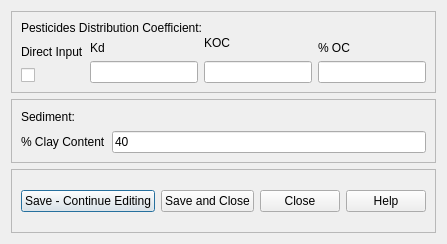
Old version of the form ui/water_quality.ui in the repository Inigobarbe/VFSMOD-GUI.
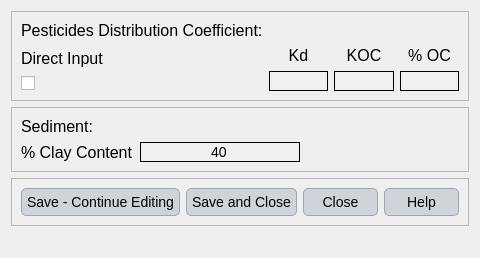
New version of the form.

What changed in the file:
```diff
--- a/ui/water_quality.ui
+++ b/ui/water_quality.ui
@@ -6,15 +6,118 @@
    <rect>
     <x>0</x>
     <y>0</y>
-    <width>434</width>
-    <height>244</height>
+    <width>480</width>
+    <height>258</height>
    </rect>
   </property>
   <property name="windowTitle">
    <string>Dialog</string>
   </property>
+  <property name="styleSheet">
+   <string notr="true">QLabel {
+    font-family: 'Georgia'; /* Cambiar la fuente a Georgia */
+    font-size: 16px; /* Cambiar el tamaño de la fuente */
+    color: #000000; /* Color del texto (blanco) */
+}
+
+QLineEdit {
+    font-family: 'Georgia'; /* Cambiar la fuente a Georgia */
+    font-size: 14px; /* Cambiar el tamaño de la fuente */
+    color: #000000; /* Color del texto (blanco) */
+    background-color: #f0f0f0; /* Color de fondo del QLineEdit */
+    border: 1px solid #000000; /* Borde blanco */
+}
+
+QComboBox {
+    font-family: 'Georgia'; /* Cambiar la fuente a Georgia */
+    font-size: 14px; /* Cambiar el tamaño de la fuente */
+    color: #000000; /* Color del texto (blanco) */
+    background-color: #cfd4da; /* Fondo oscuro del ComboBox */
+}
+
+QRadioButton {
+    font-family: 'Georgia'; /* Cambiar la fuente a Georgia */
+    font-size: 14px; /* Cambiar el tamaño de la fuente */
+    color: #000000; /* Color del texto (blanco) */
+}
+
+QCheckBox {
+    font-family: 'Georgia'; /* Cambiar la fuente a Georgia */
+    font-size: 14px; /* Cambiar el tamaño de la fuente */
+    color: #000000; /* Color del texto (blanco) */
+}
+
+/* Cambiar la fuente y estilo de los QPushButton */
+QPushButton {
+    font-family: 'Georgia'; /* Cambiar la fuente */
+    font-size: 14px; /* Cambiar el tamaño de la fuente */
+    color: #000000; /* Color del texto negro */
+    background-color: #cfd4da; /* Fondo gris claro */
+    border: 1px solid #a1a6ad; /* Borde gris medio */
+    border-radius: 5px; /* Bordes redondeados */
+    padding: 5px; /* Espaciado interno */
+}
+
+/* Estilo cuando el ratón pasa sobre el botón */
+QPushButton:hover {
+    color: #000000; /* Mantener el texto negro */
+    background-color: #b7bcc3; /* Fondo gris un poco más oscuro al pasar el mouse */
+}
+
+/* Estilo cuando el botón está presionado */
+QPushButton:pressed {
+    background-color: #a6acb3; /* Fondo ligeramente más oscuro al presionar */
+    color: #000000; /* Mantener el texto negro cuando se presiona */
+}
+
+
+
+/* Estilo general para QTableWidget y QTableView */
+QTableWidget, QTableView {
+    font-family: 'Georgia'; /* Cambiar la fuente a Georgia */
+    font-size: 14px; /* Tamaño de la fuente */
+    color: #000000; /* Color del texto negro */
+    background-color: #e6e9ed; /* Fondo gris claro para la tabla */
+    gridline-color: #a1a6ad; /* Color de las líneas de la tabla (gris medio) */
+    selection-background-color: #b7bcc3; /* Color de fondo cuando se selecciona una celda (gris suave) */
+    selection-color: #000000; /* Color del texto cuando la celda está seleccionada (negro) */
+}
+
+/* Estilo para el encabezado horizontal de la tabla */
+QHeaderView::section {
+    font-family: 'Georgia'; /* Cambiar la fuente a Georgia */
+    font-size: 14px; /* Tamaño de la fuente */
+    color: #000000; /* Color del texto negro */
+    background-color: #cfd4da; /* Fondo gris claro del encabezado */
+    border: 1px solid #a1a6ad; /* Borde gris medio entre las secciones */
+    padding: 4px; /* Espaciado interno en el encabezado */
+}
+
+/* Estilo para las celdas de la tabla al pasar el mouse */
+QTableWidget::item:hover, QTableView::item:hover {
+    background-color: #b7bcc3; /* Fondo gris suave al pasar el mouse */
+    color: #000000; /* Mantener el texto negro */
+}
+
+/* Estilo para las celdas cuando están seleccionadas */
+QTableWidget::item:selected, QTableView::item:selected {
+    background-color: #a6acb3; /* Fondo gris intermedio cuando está seleccionado */
+    color: #000000; /* Texto negro cuando está seleccionado */
+}
+
+/* Ajustar el tamaño de las celdas */
+QTableWidget::item, QTableView::item {
+    padding: 4px; /* Espaciado interno de las celdas */
+}
+
+/* Estilo para el borde inferior de la tabla */
+QTableCornerButton::section {
+    background-color: #cfd4da; /* Fondo del botón de esquina */
+    border: 1px solid #a1a6ad; /* Borde gris medio del botón de esquina */
+}</string>
+  </property>
   <layout class="QGridLayout" name="gridLayout_2">
-   <item row="0" column="0">
+   <item row="1" column="0">
     <widget class="QFrame" name="frame">
      <property name="frameShape">
       <enum>QFrame::StyledPanel</enum>
@@ -23,24 +126,45 @@
       <enum>QFrame::Raised</enum>
      </property>
      <layout class="QGridLayout" name="gridLayout_3">
-      <item row="0" column="0" rowspan="2" colspan="3">
-       <widget class="QLabel" name="label">
-        <property name="text">
-         <string>Pesticides Distribution Coefficient:</string>
-        </property>
-       </widget>
+      <item row="2" column="3">
+       <layout class="QVBoxLayout" name="verticalLayout_4">
+        <item>
+         <widget class="QLabel" name="label_6">
+          <property name="text">
+           <string>% OC</string>
+          </property>
+          <property name="alignment">
+           <set>Qt::AlignCenter</set>
+          </property>
+         </widget>
+        </item>
+        <item>
+         <widget class="QLineEdit" name="line_oc">
+          <property name="alignment">
+           <set>Qt::AlignCenter</set>
+          </property>
+         </widget>
+        </item>
+       </layout>
       </item>
-      <item row="1" column="2" rowspan="2">
-       <layout class="QVBoxLayout" name="verticalLayout_3">
+      <item row="2" column="1">
+       <layout class="QVBoxLayout" name="verticalLayout_2">
         <item>
-         <widget class="QLabel" name="label_5">
+         <widget class="QLabel" name="label_4">
           <property name="text">
-           <string>KOC</string>
+           <string>Kd</string>
+          </property>
+          <property name="alignment">
+           <set>Qt::AlignCenter</set>
           </property>
          </widget>
         </item>
         <item>
-         <widget class="QLineEdit" name="line_koc"/>
+         <widget class="QLineEdit" name="line_kd">
+          <property name="alignment">
+           <set>Qt::AlignCenter</set>
+          </property>
+         </widget>
         </item>
        </layout>
       </item>
@@ -62,38 +186,51 @@
         </item>
        </layout>
       </item>
-      <item row="2" column="1">
-       <layout class="QVBoxLayout" name="verticalLayout_2">
+      <item row="0" column="0">
+       <widget class="QLabel" name="label">
+        <property name="text">
+         <string>Pesticides Distribution Coefficient:</string>
+        </property>
+       </widget>
+      </item>
+      <item row="2" column="2">
+       <layout class="QVBoxLayout" name="verticalLayout_3">
         <item>
-         <widget class="QLabel" name="label_4">
+         <widget class="QLabel" name="label_5">
           <property name="text">
-           <string>Kd</string>
+           <string>KOC</string>
           </property>
+          <property name="alignment">
+           <set>Qt::AlignCenter</set>
+          </property>
          </widget>
         </item>
         <item>
-         <widget class="QLineEdit" name="line_kd"/>
-        </item>
-       </layout>
-      </item>
-      <item row="2" column="3">
-       <layout class="QVBoxLayout" name="verticalLayout_4">
-        <item>
-         <widget class="QLabel" name="label_6">
-          <property name="text">
-           <string>% OC</string>
+         <widget class="QLineEdit" name="line_koc">
+          <property name="alignment">
+           <set>Qt::AlignCenter</set>
           </property>
          </widget>
         </item>
-        <item>
-         <widget class="QLineEdit" name="line_oc"/>
-        </item>
        </layout>
       </item>
+      <item row="2" column="4">
+       <spacer name="horizontalSpacer_2">
+        <property name="orientation">
+         <enum>Qt::Horizontal</enum>
+        </property>
+        <property name="sizeHint" stdset="0">
+         <size>
+          <width>40</width>
+          <height>20</height>
+         </size>
+        </property>
+       </spacer>
+      </item>
      </layout>
     </widget>
    </item>
-   <item row="1" column="0">
+   <item row="2" column="0">
     <widget class="QFrame" name="frame_2">
      <property name="frameShape">
       <enum>QFrame::StyledPanel</enum>
@@ -123,14 +260,30 @@
           <property name="text">
            <string>40</string>
           </property>
+          <property name="alignment">
+           <set>Qt::AlignCenter</set>
+          </property>
          </widget>
         </item>
+        <item>
+         <spacer name="horizontalSpacer">
+          <property name="orientation">
+           <enum>Qt::Horizontal</enum>
+          </property>
+          <property name="sizeHint" stdset="0">
+           <size>
+            <width>40</width>
+            <height>20</height>
+           </size>
+          </property>
+         </spacer>
+        </item>
        </layout>
       </item>
      </layout>
     </widget>
    </item>
-   <item row="2" column="0">
+   <item row="3" column="0">
     <widget class="QFrame" name="frame_3">
      <property name="frameShape">
       <enum>QFrame::StyledPanel</enum>
@@ -170,6 +323,19 @@
      </layout>
     </widget>
    </item>
+   <item row="4" column="0">
+    <spacer name="verticalSpacer">
+     <property name="orientation">
+      <enum>Qt::Vertical</enum>
+     </property>
+     <property name="sizeHint" stdset="0">
+      <size>
+       <width>20</width>
+       <height>40</height>
+      </size>
+     </property>
+    </spacer>
+   </item>
   </layout>
  </widget>
  <resources/>
```
